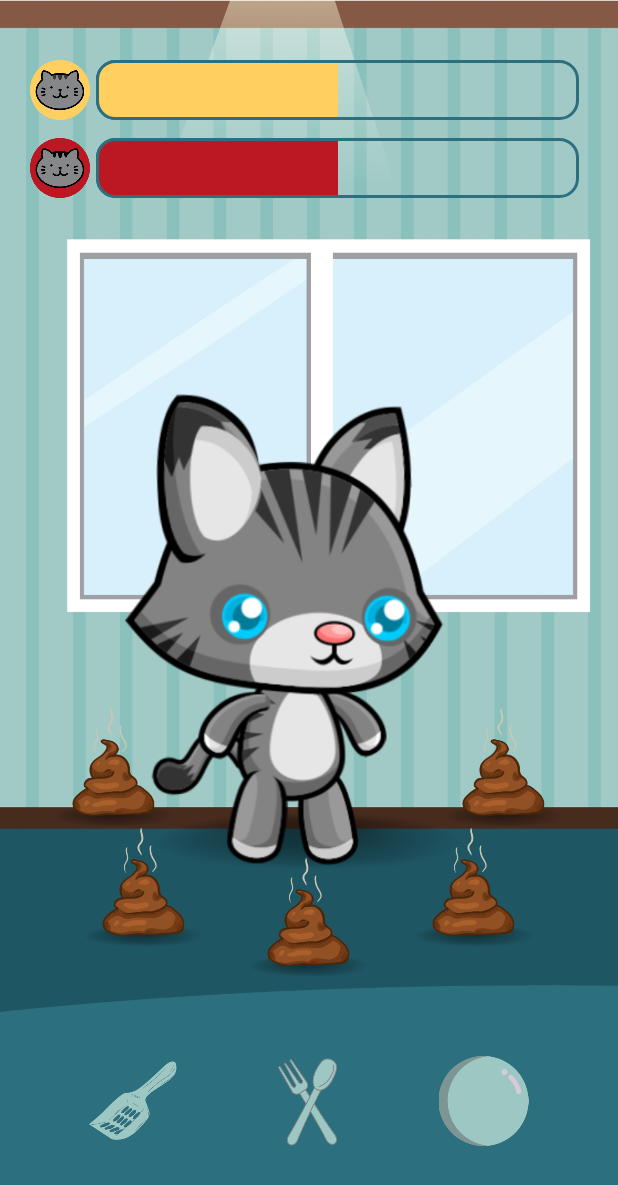
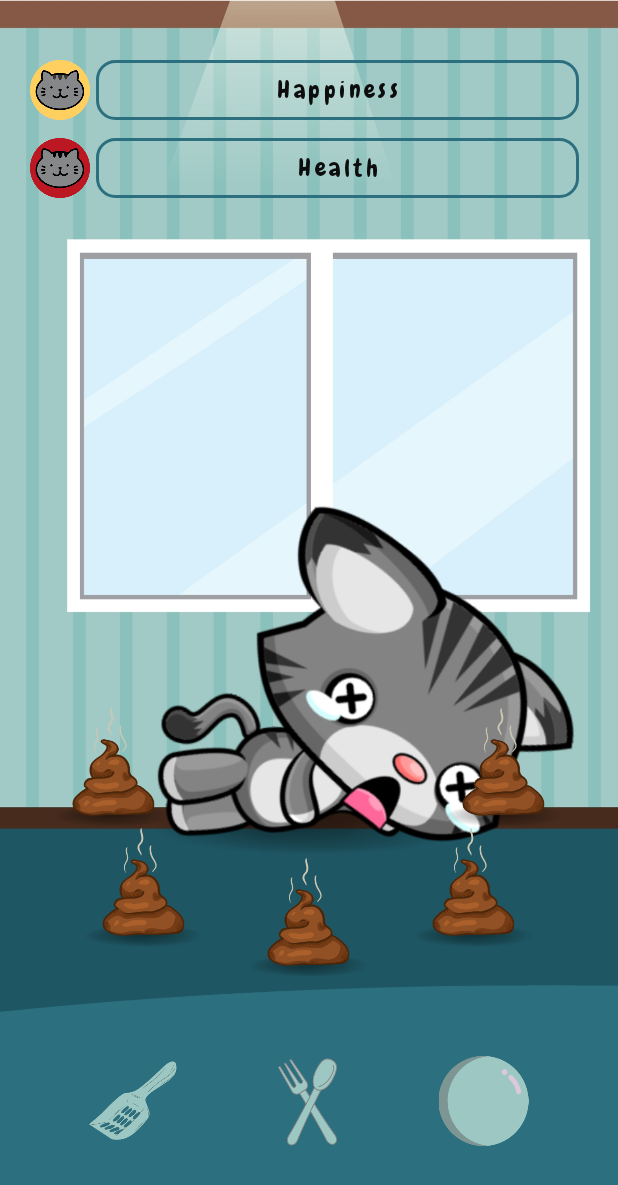
Before and after one commit to Jian165/Tamagochi-MobSys, an Android app: the Dashboard screen opened directly, with no data from a screen before it, on a phone screen of 412 x 824 dp. Shown: the top 1185 px of the screen. Run offline under Robolectric (Android 15) with nearby library versions, the phone set to English and light mode, and no system bars.

Commit message:
finish food progress, happiness progress bar, dead animation, ball game animation,

```diff
--- a/app/src/main/java/com/example/tamagochi/Dashboard.java
+++ b/app/src/main/java/com/example/tamagochi/Dashboard.java
@@ -1,11 +1,15 @@
 package com.example.tamagochi;
-
 import android.content.ClipData;
 import android.os.Bundle;
 import android.os.Handler;
 import android.view.DragEvent;
+import android.view.MotionEvent;
 import android.view.View;
+import android.view.ViewGroup;
+import android.widget.FrameLayout;
 import android.widget.ImageView;
+import android.widget.ProgressBar;
+import android.widget.Toast;
 
 import androidx.activity.EdgeToEdge;
 import androidx.appcompat.app.AppCompatActivity;
@@ -17,17 +21,19 @@ import java.util.ArrayList;
 
 public class Dashboard extends AppCompatActivity {
 
-    ImageView characterImg,
-            shit1Img,
-            shit2Img,
-            shit3Img,
-            shit4Img,
-            shit5Img,
-            feedImg,
-            cleanImg;
-    private Runnable runnable;
-    private ArrayList<Integer> charachterIdleImages;
-    private int IdleImgIndex = 0;
+    private ImageView characterImg, shit1Img, shit2Img, shit3Img, shit4Img, shit5Img, feedImg, cleanImg,shadowImg,playImg,playballImg;
+    private ProgressBar healthProg, happinessProg;
+    private FrameLayout playBallArea;
+
+    private float velocity = 0, gravity = 0.7f, jumpStrangth = -16f;
+    private int screenHeight;
+    private boolean isIdle = false, isPlayBallIn = false;
+    private Runnable runnable,ballGameLoop;
+    private ArrayList<Integer> charachterIdleImages,characterDeadImages,shitCollected;
+    private int idleImgIndex = 0,deadImgIndex = 0;
+
+    private boolean isCharacterAlive;
+
     private Handler handler =  new Handler();
     @Override
     protected void onCreate(Bundle savedInstanceState) {
@@ -41,8 +47,7 @@ public class Dashboard extends AppCompatActivity {
         });
         hideSystemUI();
         LoadComponents();
-        PlayIdle();
-
+        CheckHealth();
     }
 
     private View.OnLongClickListener itemClickListiner(){
@@ -71,6 +76,9 @@ public class Dashboard extends AppCompatActivity {
                    case DragEvent.ACTION_DROP:
                        final View view = (View) event.getLocalState();
                        if(view.getId() == R.id.imgClean) {
+                           if(!shitCollected.contains(shitImage.getId())){
+                               shitCollected.add(shitImage.getId());
+                           }
                            shitImage.setAlpha(0f);
                        }
                        break;
@@ -79,27 +87,84 @@ public class Dashboard extends AppCompatActivity {
            }
        };
     }
-    private void LoadComponents(){
-        characterImg = findViewById(R.id.imgCharacter);
-        feedImg  = findViewById(R.id.imgFeed);
-        cleanImg = findViewById(R.id.imgClean);
-        shit1Img = findViewById(R.id.imgShit1);
-        shit2Img = findViewById(R.id.imgShit2);
-        shit3Img = findViewById(R.id.imgShit3);
-        shit4Img = findViewById(R.id.imgShit4);
-        shit5Img = findViewById(R.id.imgShit5);
-
-        cleanImg.setOnLongClickListener(itemClickListiner());
-        feedImg.setOnLongClickListener(itemClickListiner());
-        shit1Img.setOnDragListener(shitDragListiner(shit1Img));
-        shit2Img.setOnDragListener(shitDragListiner(shit2Img));
-        shit3Img.setOnDragListener(shitDragListiner(shit3Img));
-        shit4Img.setOnDragListener(shitDragListiner(shit4Img));
-        shit5Img.setOnDragListener(shitDragListiner(shit5Img));
+    private View.OnTouchListener BallAreaListener(){
+        return new View.OnTouchListener() {
+            @Override
+            public boolean onTouch(View v, MotionEvent event) {
+                if(event.getAction()==MotionEvent.ACTION_DOWN){
+                    velocity=jumpStrangth;
+                    if(isCharacterAlive){
+                        HappinessIncrease(1*shitCollected.size());
+                    }
+                }
+                return true;
+            }
+        };
+    }
+    private View.OnDragListener CharacterListener(ImageView characterImg){
+        return new View.OnDragListener() {
+            @Override
+            public boolean onDrag(View v, DragEvent event) {
+                int dragEvent =  event.getAction();
+                final View view = (View) event.getLocalState();
+                switch (dragEvent){
+                    case DragEvent.ACTION_DRAG_ENTERED:
+                        if(view.getId() == R.id.imgFeed) {
+                           stopIdle();
+                           characterImg.setImageResource(R.drawable.eating);
+                        }
+                        break;
+                    case DragEvent.ACTION_DRAG_EXITED:
+                        if(view.getId() == R.id.imgFeed) {
+                            CheckHealth();
+                        }
+                        break;
+                    case DragEvent.ACTION_DROP:
+                        if(view.getId() == R.id.imgFeed) {
+                            HealthIncrease(10);
+                            CheckHealth();
+                        }
+                        if(view.getId()==R.id.imgPlay){
+                            if(!isPlayBallIn){
+                                playBallArea.setVisibility(View.VISIBLE);
+                                playBallArea.post(new Runnable() {
+                                    @Override
+                                    public void run() {
+                                        playballImg.setY(0);
+                                        velocity=0;
+                                        isPlayBallIn = true;
+                                        screenHeight = playBallArea.getHeight();
+                                        StartBallGame();
+                                    }
+                                });
+                            }
+                        }
+                        break;
+                }
+                return true;
+            }
+        };
     }
 
-    private void PlayIdle()
+    private void CheckHealth(){
+        if(healthProg.getProgress()<=10){
+            DeadAnimation();
+        }
+        else{
+            PlayIdle();
+        }
+    }
+
+    private void HappinessIncrease(int happy)
     {
+        happinessProg.setProgress(happinessProg.getProgress()+happy);
+    }
+
+    private void HealthIncrease(int health)
+    {
+        healthProg.setProgress(healthProg.getProgress()+health);
+    }
+    private void LoadComponents(){
         charachterIdleImages = new ArrayList<>();
         charachterIdleImages.add(R.drawable.idle_1);
         charachterIdleImages.add(R.drawable.idle_2);
@@ -112,15 +177,144 @@ public class Dashboard extends AppCompatActivity {
         charachterIdleImages.add(R.drawable.idle_9);
         charachterIdleImages.add(R.drawable.idle_10);
 
+        characterDeadImages = new ArrayList<>();
+        characterDeadImages.add(R.drawable.dead_1);
+        characterDeadImages.add(R.drawable.dead_2);
+        characterDeadImages.add(R.drawable.dead_3);
+        characterDeadImages.add(R.drawable.dead_4);
+        characterDeadImages.add(R.drawable.dead_5);
+        characterDeadImages.add(R.drawable.dead_6);
+        characterDeadImages.add(R.drawable.dead_7);
+        characterDeadImages.add(R.drawable.dead_8);
+        characterDeadImages.add(R.drawable.dead_9);
+        characterDeadImages.add(R.drawable.dead_10);
+
+        shitCollected = new ArrayList<>();
+
+        characterImg = findViewById(R.id.imgCharacter);
+        feedImg  = findViewById(R.id.imgFeed);
+        cleanImg = findViewById(R.id.imgClean);
+        shit1Img = findViewById(R.id.imgShit1);
+        shit2Img = findViewById(R.id.imgShit2);
+        shit3Img = findViewById(R.id.imgShit3);
+        shit4Img = findViewById(R.id.imgShit4);
+        shit5Img = findViewById(R.id.imgShit5);
+        shadowImg = findViewById(R.id.imgShadow);
+        healthProg =  findViewById(R.id.healthProgress);
+        happinessProg =  findViewById(R.id.happinessProgress);
+        playImg = findViewById(R.id.imgPlay);
+        playballImg = findViewById(R.id.imgPlayBall);
+        playBallArea= findViewById(R.id.fLayout_BallGame);
+
+        cleanImg.setOnLongClickListener(itemClickListiner());
+        feedImg.setOnLongClickListener(itemClickListiner());
+        playImg.setOnLongClickListener(itemClickListiner());
+        playBallArea.setOnTouchListener(BallAreaListener());
+
+        characterImg.setOnDragListener(CharacterListener(characterImg));
+        shit1Img.setOnDragListener(shitDragListiner(shit1Img));
+        shit2Img.setOnDragListener(shitDragListiner(shit2Img));
+        shit3Img.setOnDragListener(shitDragListiner(shit3Img));
+        shit4Img.setOnDragListener(shitDragListiner(shit4Img));
+        shit5Img.setOnDragListener(shitDragListiner(shit5Img));
+
+        playBallArea.setVisibility(View.GONE);
+
+    }
+
+    private void StartBallGame(){
+        ballGameLoop = new Runnable() {
+            @Override
+            public void run() {
+                boolean isBallGraounded = false;
+                float y = playballImg.getY();
+                velocity += gravity;
+                y += velocity;
+
+                if(y+playballImg.getHeight()>screenHeight){
+                    y=screenHeight-playballImg.getHeight();
+                    velocity=0;
+                    isBallGraounded = true;
+                }
+
+                if(y<0){
+                    y=0;
+                    velocity=0;
+                }
+                if(!isBallGraounded){
+                    playballImg.setY(y);
+                    handler.postDelayed(this,16);
+                }
+                else{
+                    BallGameOver();
+                }
+            }
+        };
+        handler.post(ballGameLoop);
+    }
+
+    private void BallGameOver()
+    {
+        handler.removeCallbacks(ballGameLoop);
+        playBallArea.setVisibility(View.GONE);
+        isPlayBallIn = false;
+    }
+
+
+    private void PlayIdle()
+    {
+        isCharacterAlive=true;
+        adjustShadow(30);
+        if(!isIdle) {
+            runnable = new Runnable() {
+                @Override
+                public void run() {
+                    characterImg.setImageResource(charachterIdleImages.get(idleImgIndex));
+                    idleImgIndex = (idleImgIndex +1)%charachterIdleImages.size();
+                    handler.postDelayed(this,60);
+                }
+            };
+            isIdle = true;
+            handler.post(runnable);
+        }
+    }
+    private void adjustShadow(int shadowMargin){
+        int dp = (int) (shadowMargin * getResources().getDisplayMetrics().density + 0.5f);
+        ViewGroup.MarginLayoutParams params = (ViewGroup.MarginLayoutParams) shadowImg.getLayoutParams();
+        params.setMargins(params.leftMargin,params.topMargin,params.rightMargin,dp);
+        shadowImg.setLayoutParams(params);
+    }
+
+    private void DeadAnimation()
+    {
+        isCharacterAlive = false;
+        adjustShadow(40);
+        if(isIdle){
+            stopIdle();
+            isIdle = false;
+        }
         runnable = new Runnable() {
             @Override
             public void run() {
-                characterImg.setImageResource(charachterIdleImages.get(IdleImgIndex));
-                IdleImgIndex = (IdleImgIndex+1)%charachterIdleImages.size();
-                handler.postDelayed(this,60);
+                characterImg.setImageResource(characterDeadImages.get(deadImgIndex));
+                if(deadImgIndex+1<characterDeadImages.size())
+                {
+                    deadImgIndex++;
+                    handler.postDelayed(this,60);
+                }
+                else{
+                    handler.removeCallbacks(runnable);
+                }
             }
         };
         handler.post(runnable);
+    }
+
+    private void stopIdle(){
+        if(isIdle) {
+            handler.removeCallbacks(runnable);
+            isIdle = false;
+        }
     }
     private void hideSystemUI() {
         View decorView = getWindow().getDecorView();
--- a/app/src/main/res/layout/activity_dashboard.xml
+++ b/app/src/main/res/layout/activity_dashboard.xml
@@ -20,6 +20,7 @@
         android:scaleType="centerCrop"
         />
     <ImageView
+        android:id="@+id/imgShadow"
         android:layout_width="wrap_content"
         android:layout_height="wrap_content"
         android:src="@drawable/shadow"
@@ -53,7 +54,6 @@
         android:layout_height="40dp"
         style="@style/Widget.AppCompat.ProgressBar.Horizontal"
         android:progressDrawable="@drawable/bg_health"
-        android:progress="50"
         android:layout_alignTop="@id/healthImg"
         android:layout_alignBottom="@id/healthImg"
         android:layout_alignRight="@id/imgCharacter"
@@ -71,18 +71,45 @@
         android:layout_marginRight="4dp"
         android:layout_marginBottom="12dp"
         />
-
+    <TextView
+        android:layout_width="wrap_content"
+        android:layout_height="wrap_content"
+        android:text="Health"
+        android:gravity="center"
+        android:fontFamily="@font/chewy_regular"
+        android:textColor="@color/back_D0D"
+        android:textSize="16dp"
+        android:letterSpacing="0.15"
+        android:layout_alignTop="@id/healthProgress"
+        android:layout_alignBottom="@id/healthProgress"
+        android:layout_alignLeft="@id/healthProgress"
+        android:layout_alignRight="@id/healthProgress"
+        />
     <ProgressBar
         android:id="@+id/happinessProgress"
         android:layout_width="match_parent"
         android:layout_height="40dp"
         style="@style/Widget.AppCompat.ProgressBar.Horizontal"
         android:progressDrawable="@drawable/bg_happiness"
-        android:progress="50"
         android:layout_alignTop="@id/happyImg"
         android:layout_alignBottom="@id/happyImg"
         android:layout_alignRight="@id/healthProgress"
         android:layout_toEndOf="@+id/happyImg"
+        />
+
+    <TextView
+        android:layout_width="wrap_content"
+        android:layout_height="wrap_content"
+        android:text="Happiness"
+        android:gravity="center"
+        android:fontFamily="@font/chewy_regular"
+        android:textColor="@color/back_D0D"
+        android:textSize="16dp"
+        android:letterSpacing="0.15"
+        android:layout_alignTop="@id/happinessProgress"
+        android:layout_alignBottom="@id/happinessProgress"
+        android:layout_alignLeft="@id/happinessProgress"
+        android:layout_alignRight="@id/happinessProgress"
         />
     <ImageView
         android:id="@+id/imgShit1"
@@ -137,6 +164,7 @@
         />
 
     <LinearLayout
+        android:id="@+id/lLayoutActionMenu"
         android:layout_width="wrap_content"
         android:layout_height="wrap_content"
         android:orientation="horizontal"
@@ -167,11 +195,31 @@
             android:src="@drawable/feed"
             />
         <ImageView
-            android:id="@+id/play"
+            android:id="@+id/imgPlay"
             android:layout_width="0dp"
             android:layout_height="60dp"
             android:layout_weight="1"
             android:src="@drawable/play"
             />
     </LinearLayout>
+
+    <FrameLayout
+        android:id="@+id/fLayout_BallGame"
+        android:layout_width="wrap_content"
+        android:layout_height="wrap_content"
+        android:layout_below="@id/healthProgress"
+        android:layout_alignLeft="@+id/lLayoutActionMenu"
+        android:layout_alignRight="@+id/lLayoutActionMenu"
+        android:layout_alignBottom="@+id/lLayoutActionMenu"
+        >
+        <ImageView
+            android:id="@+id/imgPlayBall"
+            android:layout_width="80dp"
+            android:layout_height="80dp"
+            android:layout_gravity="center_horizontal"
+            android:src="@drawable/playball"
+            />
+    </FrameLayout>
+
+
 </RelativeLayout>
--- a/app/src/main/res/values/colors.xml
+++ b/app/src/main/res/values/colors.xml
@@ -7,4 +7,5 @@
     <color name="brow">#784F3C</color>
     <color name="tomatoRed">#BC1823</color>
     <color name="yellow">#FFCF60</color>
+    <color name="back_D0D">#0D0D0D</color>
 </resources>
```
Also changed, not shown: app/src/main/res/drawable/dead_1.png (added), app/src/main/res/drawable/dead_10.png (added), app/src/main/res/drawable/dead_2.png (added), app/src/main/res/drawable/dead_3.png (added), app/src/main/res/drawable/dead_4.png (added), app/src/main/res/drawable/dead_5.png (added), app/src/main/res/drawable/dead_6.png (added), app/src/main/res/drawable/dead_7.png (added), app/src/main/res/drawable/dead_8.png (added), app/src/main/res/drawable/dead_9.png (added), app/src/main/res/drawable/eating.png (added), app/src/main/res/drawable/playball.png (added), app/src/main/res/font/chewy_regular.ttf (added), app/src/main/res/font/play_bold.ttf (added), 1 more files. Lines whose indentation alone changed are shown as unchanged.
